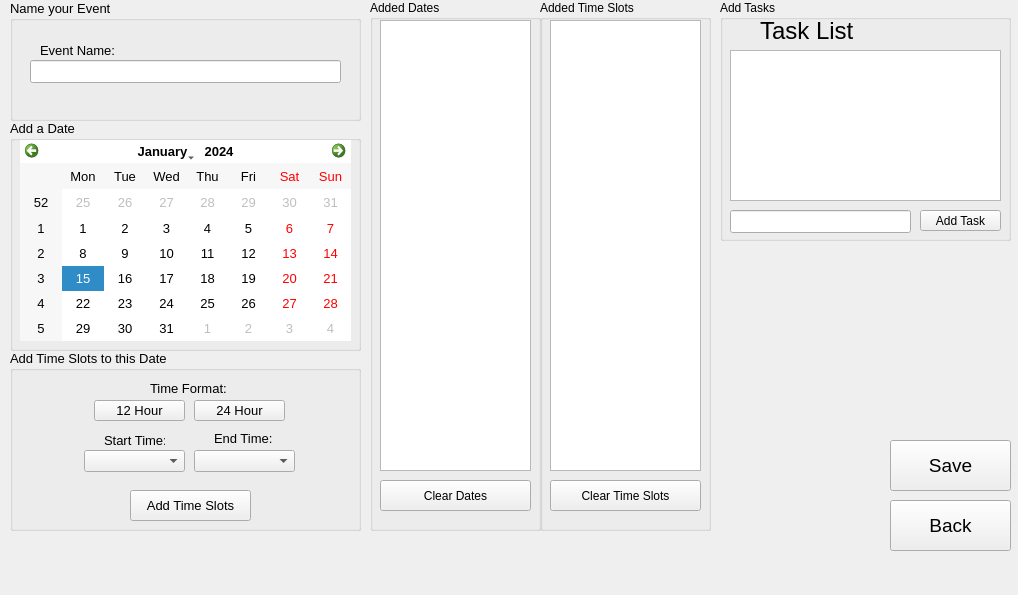
Above: EventPlanner/eventadminmode.ui from lanegramling/EventPlanner_Project before the change. Below: the same form after it.
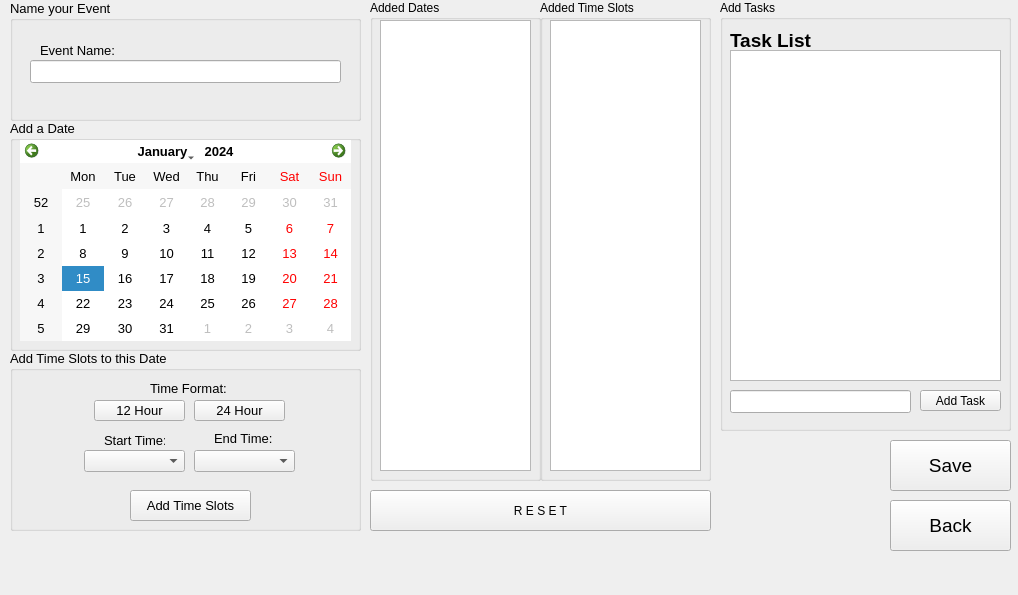
That is the form after the change.

```diff
--- a/EventPlanner/eventadminmode.ui
+++ b/EventPlanner/eventadminmode.ui
@@ -244,7 +244,7 @@
       <x>720</x>
       <y>0</y>
       <width>291</width>
-      <height>241</height>
+      <height>431</height>
      </rect>
     </property>
     <property name="toolTip">
@@ -256,15 +256,17 @@
     <widget class="QLabel" name="label_8">
      <property name="geometry">
       <rect>
-       <x>40</x>
-       <y>20</y>
-       <width>111</width>
+       <x>10</x>
+       <y>30</y>
+       <width>81</width>
        <height>21</height>
       </rect>
      </property>
      <property name="font">
       <font>
-       <pointsize>18</pointsize>
+       <pointsize>14</pointsize>
+       <weight>75</weight>
+       <bold>true</bold>
       </font>
      </property>
      <property name="text">
@@ -275,7 +277,7 @@
      <property name="geometry">
       <rect>
        <x>200</x>
-       <y>210</y>
+       <y>390</y>
        <width>81</width>
        <height>21</height>
       </rect>
@@ -290,7 +292,7 @@
        <x>10</x>
        <y>50</y>
        <width>271</width>
-       <height>151</height>
+       <height>331</height>
       </rect>
      </property>
     </widget>
@@ -298,7 +300,7 @@
      <property name="geometry">
       <rect>
        <x>10</x>
-       <y>210</y>
+       <y>390</y>
        <width>181</width>
        <height>23</height>
       </rect>
@@ -311,7 +313,7 @@
       <x>540</x>
       <y>0</y>
       <width>171</width>
-      <height>531</height>
+      <height>481</height>
      </rect>
     </property>
     <property name="toolTip">
@@ -330,35 +332,6 @@
       </rect>
      </property>
     </widget>
-    <widget class="QPushButton" name="clearTimeSlotsButton">
-     <property name="geometry">
-      <rect>
-       <x>10</x>
-       <y>480</y>
-       <width>151</width>
-       <height>31</height>
-      </rect>
-     </property>
-     <property name="styleSheet">
-      <string notr="true"/>
-     </property>
-     <property name="text">
-      <string>Clear Time Slots</string>
-     </property>
-     <property name="minimumDate" stdset="0">
-      <date>
-       <year>2017</year>
-       <month>1</month>
-       <day>1</day>
-      </date>
-     </property>
-     <property name="gridVisible" stdset="0">
-      <bool>true</bool>
-     </property>
-     <property name="navigationBarVisible" stdset="0">
-      <bool>true</bool>
-     </property>
-    </widget>
    </widget>
    <widget class="QPushButton" name="backButton">
     <property name="geometry">
@@ -402,7 +375,7 @@
       <x>370</x>
       <y>0</y>
       <width>171</width>
-      <height>531</height>
+      <height>481</height>
      </rect>
     </property>
     <property name="toolTip">
@@ -421,20 +394,21 @@
       </rect>
      </property>
     </widget>
+   </widget>
     <widget class="QPushButton" name="clearDatesButton">
      <property name="geometry">
       <rect>
-       <x>10</x>
-       <y>480</y>
-       <width>151</width>
-       <height>31</height>
+      <x>370</x>
+      <y>490</y>
+      <width>341</width>
+      <height>41</height>
       </rect>
      </property>
      <property name="styleSheet">
       <string notr="true"/>
      </property>
      <property name="text">
-      <string>Clear Dates</string>
+     <string>R E S E T</string>
      </property>
      <property name="minimumDate" stdset="0">
       <date>
@@ -449,7 +423,6 @@
      <property name="navigationBarVisible" stdset="0">
       <bool>true</bool>
      </property>
-    </widget>
    </widget>
   </widget>
   <widget class="QMenuBar" name="menuBar">
```
Lines whose indentation alone changed are shown as unchanged.
